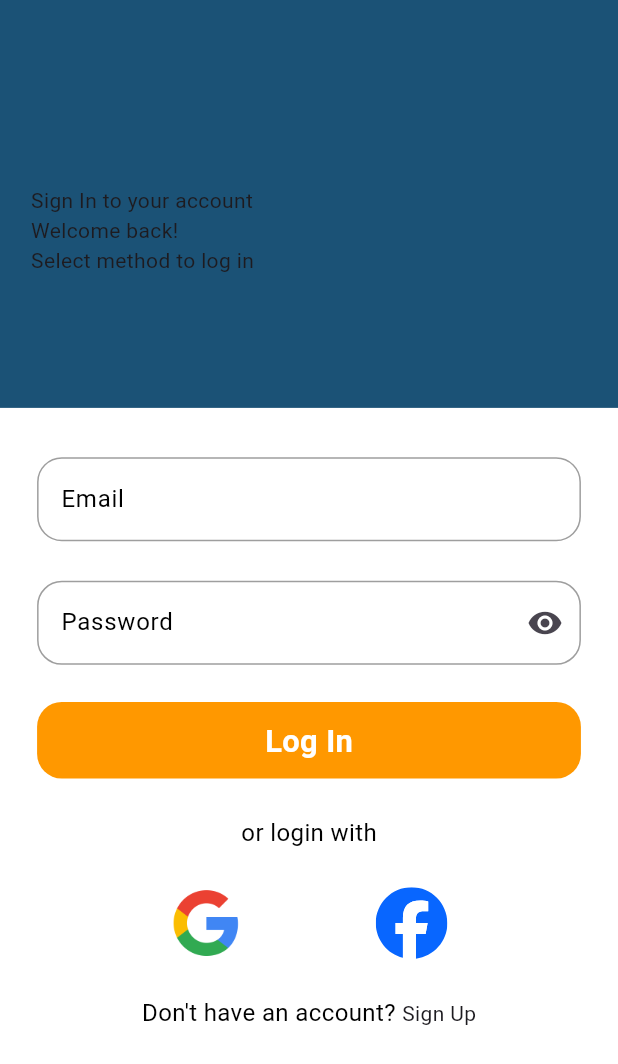
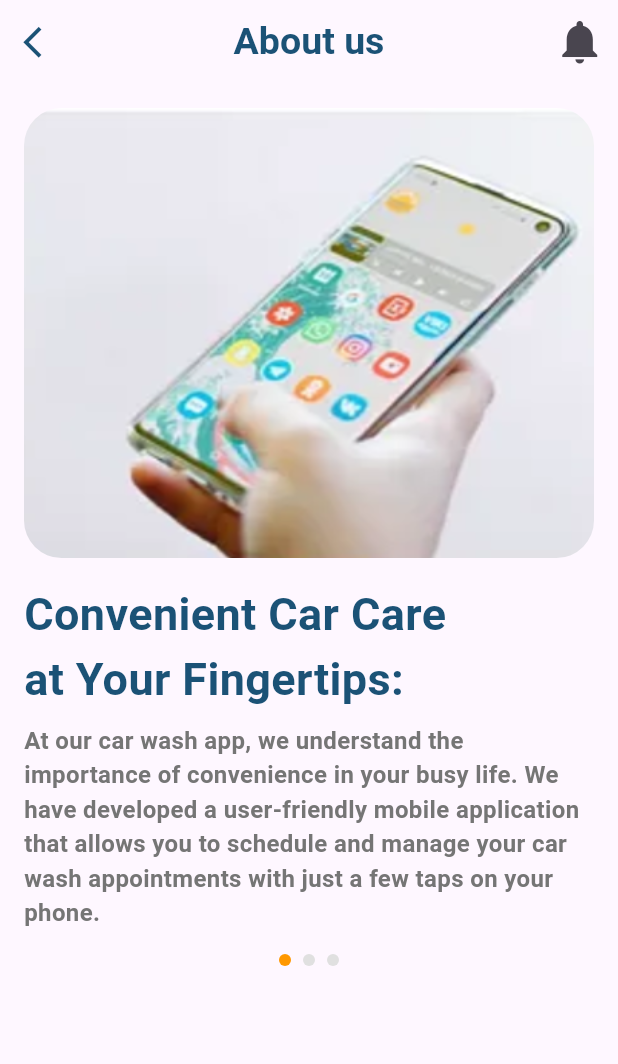
Before and after one commit to kareemtoson12/car-wash, a Flutter app: the About_us widget shown alone on an empty page, opened directly, after a tap on "Get to Know Us", on a phone screen of 412 x 824 dp. Shown: the top 1064 px of the screen. Run offline on Flutter 3.47's test engine with Material 3 defaults, Android fonts, the light colour scheme and no system bars; our stand-ins replace firebase_auth, flutter_custom_clippers, flutter_map, flutter_screenutil, flutter_svg, font_awesome_flutter and 6 more; accounts and stored records are empty; statements that could not run were skipped.

Commit message:
profile and homescreen <dohaa>

```diff
--- a/lib/core/styels_manger.dart
+++ b/lib/core/styels_manger.dart
@@ -1,5 +1,7 @@
 import 'package:flutter/material.dart';
 import 'package:flutter_screenutil/flutter_screenutil.dart';
+
+import 'colors_manger.dart';
 
 class StylesManager {
   // Define text styles
@@ -36,7 +38,10 @@ class StylesManager {
     fontWeight: FontWeight.bold,
     color: Colors.white,
   );
-
+  static TextStyle titleText = TextStyle(
+      fontSize: 25,
+      color: ColorsManger.darkblue,
+      fontWeight: FontWeight.bold);
   // Define color palette
   static const Color primaryColor = Color(0xFF6200EA);
   static const Color secondaryColor = Color(0xFF03DAC6);
--- a/lib/features/HomePage/Home/AboutUsScreen/AboutUs_controller.dart
+++ b/lib/features/HomePage/Home/AboutUsScreen/AboutUs_controller.dart
@@ -0,0 +1,39 @@
+import 'package:get/get.dart';
+import 'package:flutter/material.dart';
+
+class AboutUsController extends GetxController {
+
+  final PageController pageController = PageController();
+  var currentPage = 0.obs;
+
+  final List<Map<String, String>> pages = [
+    {
+      'image': 'images/img_1.png',
+      'title': 'Convenient Car Care \nat Your Fingertips:',
+      'description':
+      'At our car wash app, we understand the importance of convenience in your busy life. We have developed a user-friendly mobile application that allows you to schedule and manage your car wash appointments with just a few taps on your phone.',
+    },
+    {
+      'image': 'images/car1.jpg',
+      'title': 'Unmatched Quality \nand Attention to Detail:',
+      'description':
+      'We pride ourselves on delivering an exceptional car wash experience with unmatched quality and attention to detail. Our team of trained professionals uses the latest techniques and eco-friendly products to ensure that your vehicle receives the care it deserves.',
+    },
+    {
+      'image': 'images/car2.jpg',
+      'title': 'Customizable Services\n to Suit Your Needs:',
+      'description':
+      'Every car has unique needs, which is why our car wash app offers customizable services to suit your specific requirements. Whether you need a quick exterior wash or a comprehensive package that includes waxing, polishing, and interior detailing, our app allows you to select the services that best fit your needs and budget.',
+    },
+  ];
+
+  void onPageChanged(int index) {
+    currentPage.value = index;
+  }
+
+  @override
+  void onClose() {
+    pageController.dispose();
+    super.onClose();
+  }
+}
--- a/lib/features/HomePage/Home/AboutUsScreen/AboutUs_view.dart
+++ b/lib/features/HomePage/Home/AboutUsScreen/AboutUs_view.dart
@@ -0,0 +1,97 @@
+import 'package:flutter/material.dart';
+import 'package:get/get.dart';
+import 'package:clean_wash/core/colors_manger.dart';
+import 'package:clean_wash/core/widgets/NotificationButton.dart';
+import '../../../../core/styels_manger.dart';
+import 'AboutUs_controller.dart';// Import your controller
+
+class AboutUsView extends StatelessWidget {
+  @override
+  Widget build(BuildContext context) {
+    final AboutUsController controller = Get.put(AboutUsController());
+
+    return Scaffold(
+      appBar: AppBar(
+        centerTitle: true,
+        leading: IconButton(
+          icon: Icon(
+            Icons.arrow_back_ios,
+            size: 25,
+            color: ColorsManger.darkblue,
+          ),
+          onPressed: () {
+            Navigator.of(context).pop();
+          },
+        ),
+        title: Text(
+          'About us',
+          style: StylesManager.titleText,
+        ),
+        actions: [NotificationButton("gotoScreen")],
+      ),
+      body: PageView.builder(
+        controller: controller.pageController,
+        itemCount: controller.pages.length,
+        onPageChanged: controller.onPageChanged,
+        itemBuilder: (context, index) {
+          return Padding(
+            padding: const EdgeInsets.all(16.0),
+            child: Column(
+              crossAxisAlignment: CrossAxisAlignment.start,
+              children: [
+                Container(
+                  height: 300,
+                  decoration: BoxDecoration(
+                    borderRadius: BorderRadius.circular(25),
+                    image: DecorationImage(
+                      image: AssetImage(controller.pages[index]['image']!),
+                      fit: BoxFit.fill,
+                    ),
+                  ),
+                ),
+                SizedBox(height: 16),
+                Text(
+                  controller.pages[index]['title']!,
+                  style: TextStyle(
+                    fontSize: 30,
+                    fontWeight: FontWeight.bold,
+                    color: ColorsManger.darkblue,
+                  ),
+                ),
+                SizedBox(height: 8),
+                Text(
+                  controller.pages[index]['description']!,
+                  style: TextStyle(
+                    fontSize: 16,
+                    fontWeight: FontWeight.bold,
+                    color: Colors.grey[600],
+                  ),
+                ),
+                SizedBox(height: 16),
+                // Wrap only the indicators with Obx
+                Obx(() => Row(
+                    mainAxisAlignment: MainAxisAlignment.center,
+                    children: List.generate(
+                      controller.pages.length,
+                          (dotIndex) => Container(
+                        margin: EdgeInsets.symmetric(horizontal: 4),
+                        width: 8,
+                        height: 8,
+                        decoration: BoxDecoration(
+                          color: dotIndex == controller.currentPage.value
+                              ? ColorsManger.orange
+                              : Colors.grey[300],
+                          shape: BoxShape.circle,
+                        ),
+                      ),
+                    ),
+                  ),
+                ),
+              ],
+            ),
+          );
+        },
+      ),
+    );
+  }
+}
--- a/lib/features/HomePage/Home/home_view.dart
+++ b/lib/features/HomePage/Home/home_view.dart
@@ -317,7 +317,7 @@ Widget Promotions() {
                             fontSize: 20,
                             fontWeight: FontWeight.bold,
                             color: ColorsManger.white)),
-                    CustomButton("Join now",()=>Text("null"))
+                    CustomButton("Join now",()=>AboutUsView())
                   ],
                 ),
               ),
@@ -369,7 +369,7 @@ Widget About_us() {
                   crossAxisAlignment: CrossAxisAlignment.start,
                   mainAxisAlignment: MainAxisAlignment.end,
                   children: [
-                    CustomButton("Get to Know Us",() => SigninView())
+                    CustomButton("Get to Know Us",()=>AboutUsView())
                   ],
                 ),
               ),
--- a/lib/features/HomePage/NaiveBar/Naivebar_view.dart
+++ b/lib/features/HomePage/NaiveBar/Naivebar_view.dart
@@ -14,7 +14,7 @@ class HomePage extends StatelessWidget {
 
   static List<Widget> _widgetOptions = <Widget>[
     HomeView(),
-    SigninView(),
+    Text("Services"),
     ProfileView()
   ];
 
--- a/pubspec.yaml
+++ b/pubspec.yaml
@@ -30,10 +30,16 @@ dependencies:
   cupertino_icons: ^1.0.8
   flutter:
     sdk: flutter
+  flutter_custom_clippers: ^2.1.0
   flutter_screenutil: ^5.9.3
   flutter_svg: ^2.0.10+1
+  font_awesome_flutter: ^10.7.0
   get: ^4.6.6
   google_maps_flutter: ^2.9.0
+  google_sign_in: ^6.2.1
+  http: ^1.2.2
+  location: ^6.0.2
+  shared_preferences: ^2.3.2
   table_calendar: ^3.1.2
 
 dev_dependencies:
```
Also changed, not shown: pubspec.lock, 3 other files.
